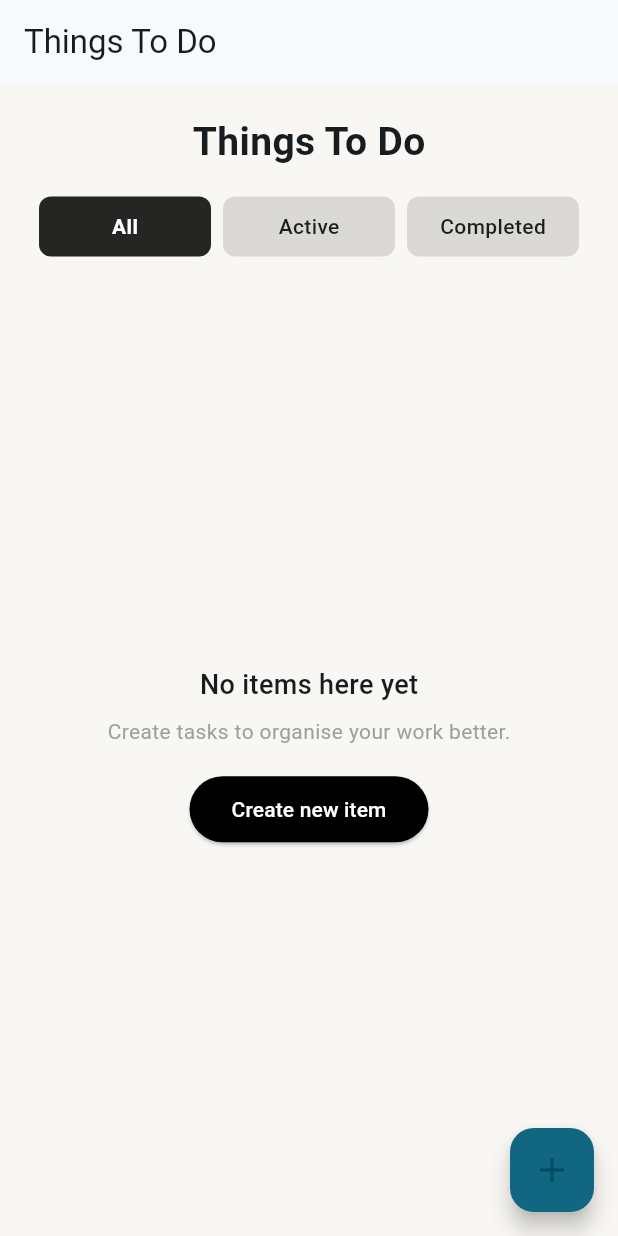
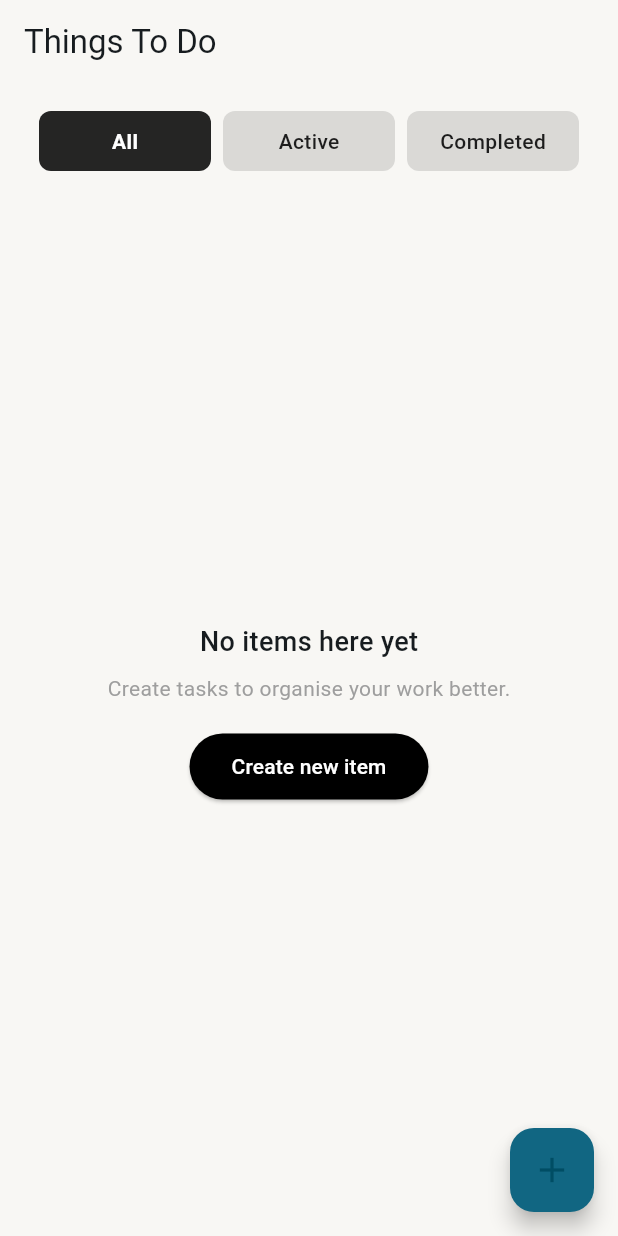
Before and after one commit to arunmainali/flutter-todo, a Flutter app: the screen it shows after launch, on a phone screen of 412 x 824 dp. Run offline on Flutter 3.47's test engine with Material 3 defaults, Android fonts, the phone set to English and light mode, and no system bars; our stand-ins replace flutter_slidable, hive_flutter; accounts and stored records are empty.

Commit message:
Removed the things to do below the appbar. Only the things to do at the app bar is visible

```diff
--- a/lib/pages/home_page.dart
+++ b/lib/pages/home_page.dart
@@ -132,7 +132,7 @@ Widget buildFilterButton(String text, int index) {
       backgroundColor: const Color(0xFFF8F7F4),
       appBar: AppBar(
         title: const Text("Things To Do"),
-        backgroundColor: colors.surface,
+        backgroundColor: const Color(0xFFF8F7F4),
         elevation: 0,
         scrolledUnderElevation: 3,
       ),
@@ -145,17 +145,6 @@ Widget buildFilterButton(String text, int index) {
 
       body: Column(
   children: [
-    const SizedBox(height: 20),
-
-    // "Things To Do" heading
-    Text(
-      "Things To Do",
-      style: const TextStyle(
-        fontSize: 26,
-        fontWeight: FontWeight.bold,
-      ),
-    ),
-
     const SizedBox(height: 18),
 
     // FILTER BUTTON BAR
```
